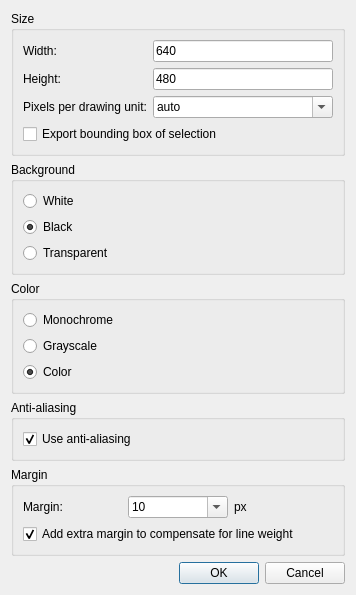
Above: scripts/File/BitmapExport/BitmapExportDialog.ui from qcad/qcad before the change. Below: the same form after it.
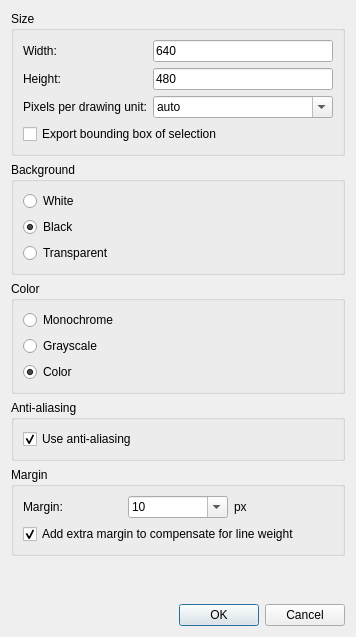
That is the form after the change. Custom widgets are drawn as their Qt base class.

Commit message: add disambiguation hints for translations

Diff of the .ui file:
```diff
--- a/scripts/File/BitmapExport/BitmapExportDialog.ui
+++ b/scripts/File/BitmapExport/BitmapExportDialog.ui
@@ -7,7 +7,7 @@
     <x>0</x>
     <y>0</y>
     <width>356</width>
-    <height>587</height>
+    <height>637</height>
    </rect>
   </property>
   <property name="windowTitle">
```
Left out of the diff: 4 changed lines with no effect on the pictures.
